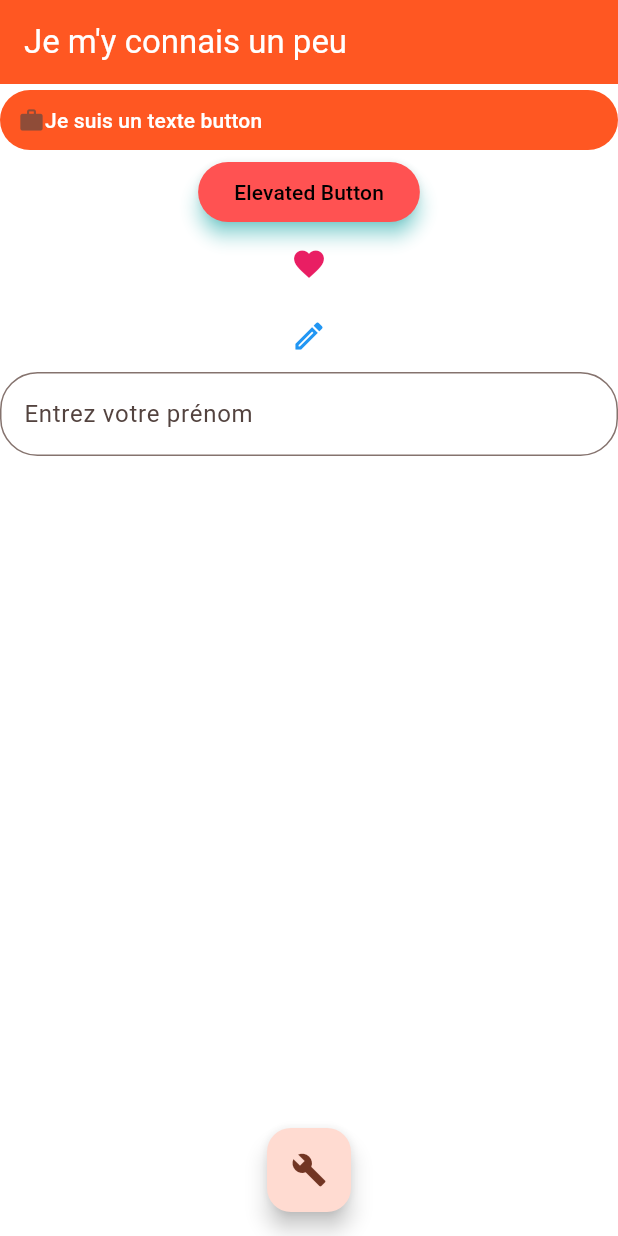
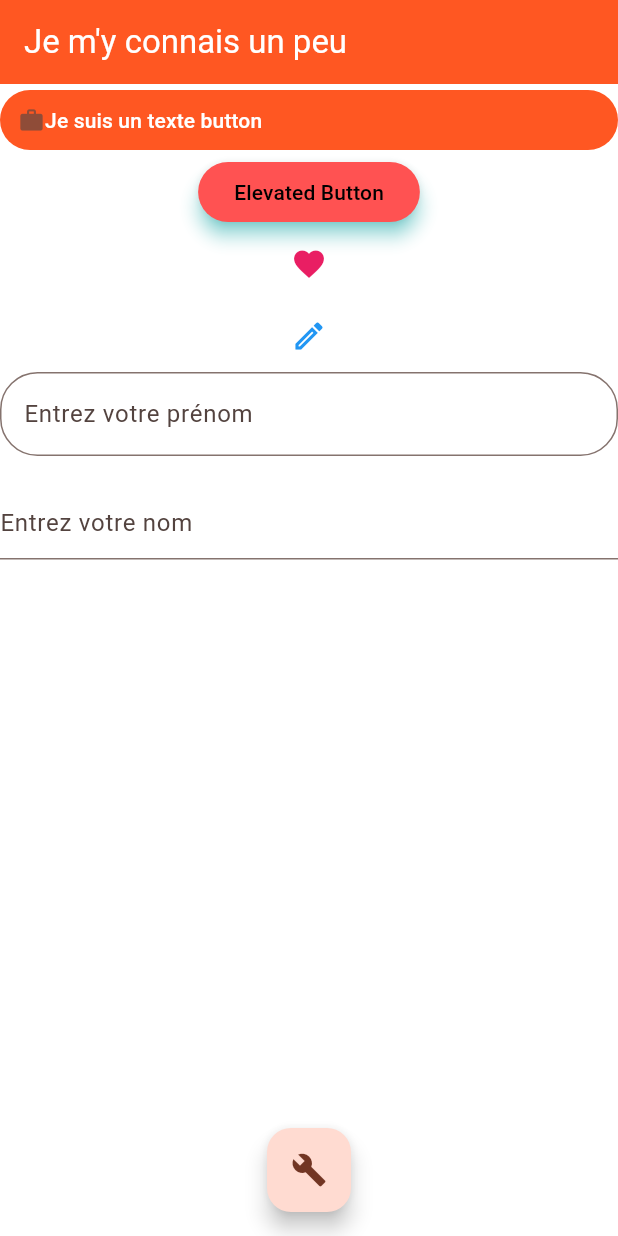
Before and after one commit to MaximeBel24/Flutter_Widget_Interactifs, a Flutter app: the screen it shows after launch, on a phone screen of 412 x 824 dp. Run offline on Flutter 3.47's test engine with Material 3 defaults, Android fonts, the phone set to English and light mode, and no system bars.

Commit message:
text editing controller

```diff
--- a/lib/interactif_page.dart
+++ b/lib/interactif_page.dart
@@ -15,16 +15,19 @@ class InteractifPageState extends State<InteractifPage> {
   Color elevatedColorBackgroundBottom = Colors.redAccent;
   IconData icon = Icons.favorite;
   String prenom = "";
+  late TextEditingController controller;
 
   @override
   void initState() {
     // TODO: implement initState
     super.initState();
     //Tout ce que l'on va faire pendant l'initialisation du widget
+    controller = TextEditingController();
   }
 
   @override
   void dispose() {
+    controller.dispose();
     // TODO: implement dispose
     super.dispose();
     //Tout ce que l'on va faire pendant que le widget sera dispose. Quand le widget sera supprimé
@@ -98,7 +101,15 @@ class InteractifPageState extends State<InteractifPage> {
               });
             },
           ),
-          Text(prenom)
+          Text(prenom),
+          TextField(
+            controller: controller,
+            decoration: const InputDecoration(
+              hintText: "Entrez votre nom"
+              ),
+            onChanged: ((newValue) => setState(() => print("Done: $newValue"))),
+          ),
+          Text(controller.text)
         ],
       ),),
       floatingActionButton: FloatingActionButton(
```
Also changed, not shown: pubspec.lock.
